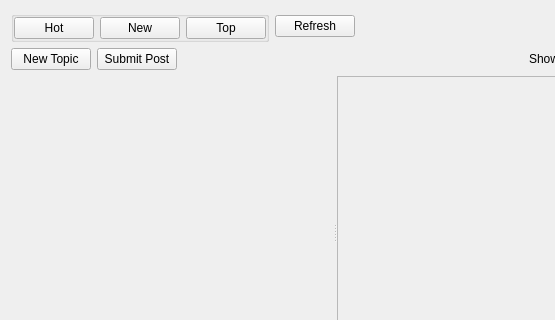
RetroShare/RetroShare, file retroshare-gui/src/gui/Posted/PostedListDialog.ui: the form before one commit; both pictures show x 0 to 555 and y 0 to 320 of the 792 by 426 pixel window.
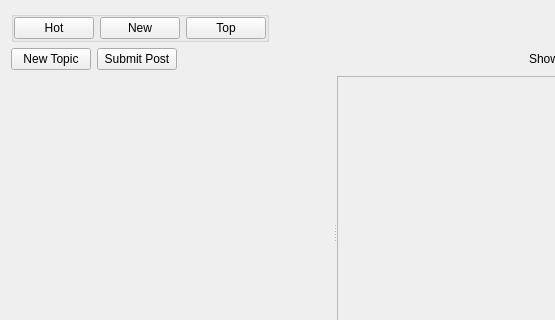
The form after the commit. Custom widgets are drawn as their Qt base class.

Commit message: Posted Links: - cleaned source code - added auto refresh Updated english translation

Diff of the .ui file:
```diff
--- a/retroshare-gui/src/gui/Posted/PostedListDialog.ui
+++ b/retroshare-gui/src/gui/Posted/PostedListDialog.ui
@@ -73,13 +73,6 @@
        </layout>
       </widget>
      </item>
-     <item>
-      <widget class="QPushButton" name="refreshButton">
-       <property name="text">
-        <string>Refresh</string>
-       </property>
-      </widget>
-     </item>
      <item>
       <spacer name="horizontalSpacer">
        <property name="orientation">
```
Left out of the diff: 2 changed lines with no effect on the pictures. The commit also changes 15 other files.
